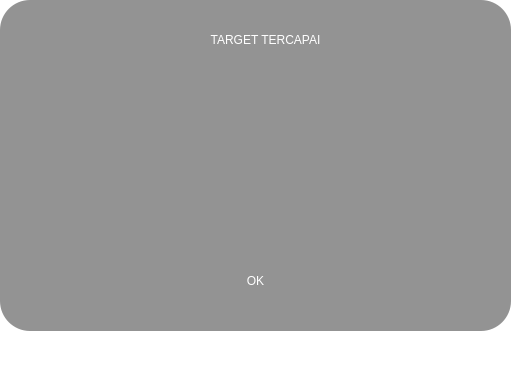
Above: msgtargetercapai.ui from exanoelect/Presto before the change. Below: the same form after it.
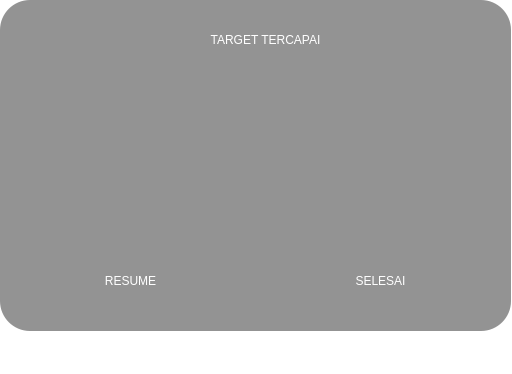
That is the form after the change. Icons and pictures are not drawn.

Commit message:
debug tx label
debug tx label

What changed in the file:
```diff
--- a/msgtargetercapai.ui
+++ b/msgtargetercapai.ui
@@ -20,7 +20,7 @@
    <widget class="QPushButton" name="btnYes">
     <property name="geometry">
      <rect>
-      <x>160</x>
+      <x>290</x>
       <y>70</y>
       <width>191</width>
       <height>181</height>
@@ -88,9 +88,9 @@
    <widget class="QLabel" name="label_4">
     <property name="geometry">
      <rect>
-      <x>210</x>
+      <x>290</x>
       <y>260</y>
-      <width>91</width>
+      <width>181</width>
       <height>41</height>
      </rect>
     </property>
@@ -102,7 +102,56 @@
 color:white;</string>
     </property>
     <property name="text">
-     <string>OK</string>
+     <string>SELESAI</string>
+    </property>
+    <property name="alignment">
+     <set>Qt::AlignCenter</set>
+    </property>
+   </widget>
+   <widget class="QPushButton" name="btnResume">
+    <property name="geometry">
+     <rect>
+      <x>0</x>
+      <y>40</y>
+      <width>241</width>
+      <height>241</height>
+     </rect>
+    </property>
+    <property name="styleSheet">
+     <string notr="true">border:none;</string>
+    </property>
+    <property name="text">
+     <string/>
+    </property>
+    <property name="icon">
+     <iconset resource="img/img.qrc">
+      <normaloff>:/resume1.png</normaloff>:/resume1.png</iconset>
+    </property>
+    <property name="iconSize">
+     <size>
+      <width>175</width>
+      <height>175</height>
+     </size>
+    </property>
+   </widget>
+   <widget class="QLabel" name="label_5">
+    <property name="geometry">
+     <rect>
+      <x>40</x>
+      <y>260</y>
+      <width>181</width>
+      <height>41</height>
+     </rect>
+    </property>
+    <property name="layoutDirection">
+     <enum>Qt::LeftToRight</enum>
+    </property>
+    <property name="styleSheet">
+     <string notr="true">font: 75 32pt &quot;Roboto Black&quot;;
+color:white;</string>
+    </property>
+    <property name="text">
+     <string>RESUME</string>
     </property>
     <property name="alignment">
      <set>Qt::AlignCenter</set>
@@ -112,6 +161,8 @@
    <zorder>btnYes</zorder>
    <zorder>label</zorder>
    <zorder>label_4</zorder>
+   <zorder>btnResume</zorder>
+   <zorder>label_5</zorder>
   </widget>
   <widget class="QMenuBar" name="menubar">
    <property name="geometry">
```
The commit also changes 6 other files.
